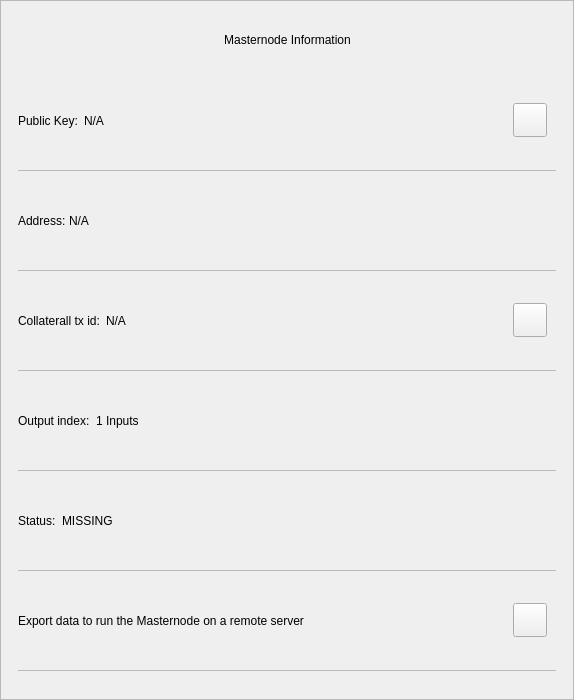
Qt form src/qt/bltg/forms/mninfodialog.ui (minerric/BLTG) before a commit.
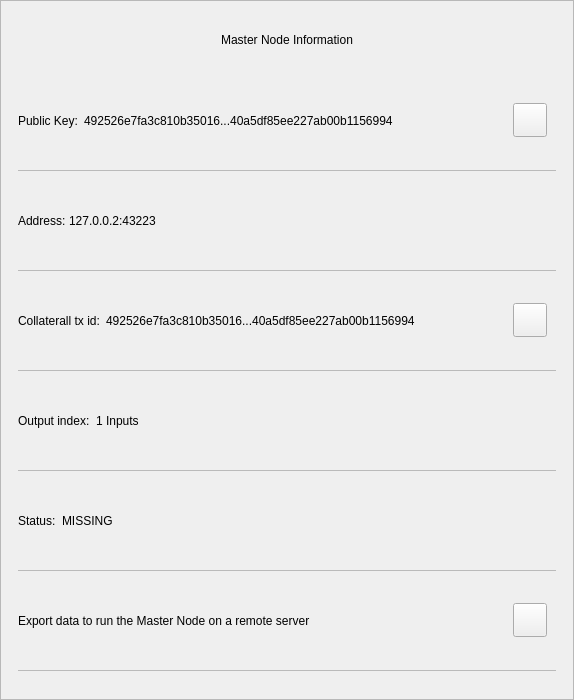
The same form after that commit.

The edit to the form file:
```diff
--- a/src/qt/bltg/forms/mninfodialog.ui
+++ b/src/qt/bltg/forms/mninfodialog.ui
@@ -101,7 +101,7 @@
            <string notr="true">padding-left:24px;</string>
           </property>
           <property name="text">
-           <string>Masternode Information</string>
+           <string>Master Node Information</string>
           </property>
           <property name="alignment">
            <set>Qt::AlignCenter</set>
@@ -271,7 +271,7 @@
                    <item>
                     <widget class="QLabel" name="textId">
                      <property name="text">
-                      <string notr="true">N/A</string>
+                      <string>492526e7fa3c810b35016...40a5df85ee227ab00b1156994</string>
                      </property>
                     </widget>
                    </item>
@@ -350,7 +350,7 @@
                    <item>
                     <widget class="QLabel" name="textAddress">
                      <property name="text">
-                      <string notr="true">N/A</string>
+                      <string>127.0.0.2:43223</string>
                      </property>
                     </widget>
                    </item>
@@ -395,7 +395,7 @@
                    <item>
                     <widget class="QLabel" name="textAmount">
                      <property name="text">
-                      <string notr="true">N/A</string>
+                      <string>492526e7fa3c810b35016...40a5df85ee227ab00b1156994</string>
                      </property>
                     </widget>
                    </item>
@@ -554,7 +554,7 @@
                       <number>0</number>
                      </property>
                      <property name="text">
-                      <string>Export data to run the Masternode on a remote server</string>
+                      <string>Export data to run the Master Node on a remote server</string>
                      </property>
                      <property name="wordWrap">
                       <bool>true</bool>
```
Left out of the diff: 4 changed lines with no effect on the pictures.
